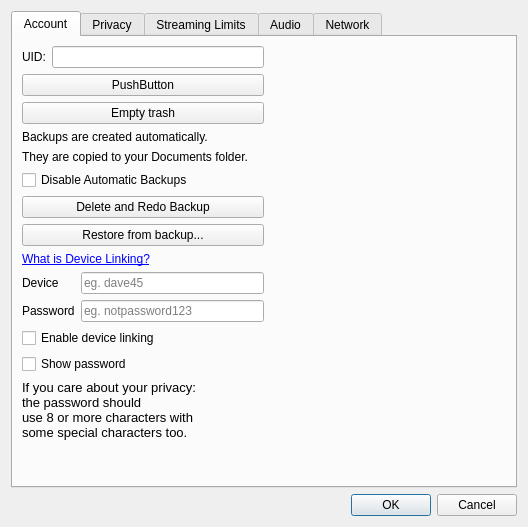
The window that cdcx/config.ui (blindchimp/dwyco) describes before a commit, drawn with Qt 5.
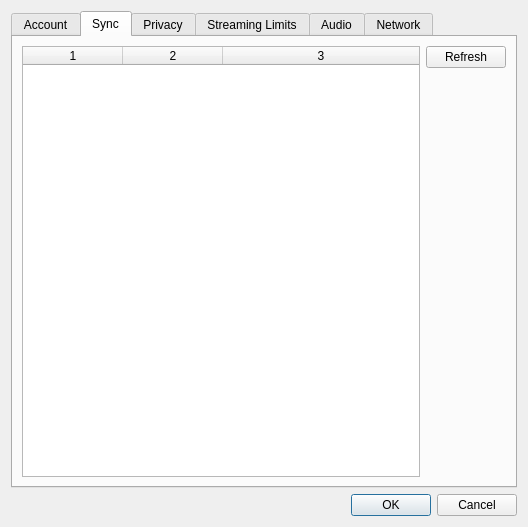
The same window after the commit.

Commit message:
just use a TableWidget
avoids all the model mumbo jumbo for this simple hack.

The edit to the form file:
```diff
--- a/cdcx/config.ui
+++ b/cdcx/config.ui
@@ -27,7 +27,7 @@
    <item row="0" column="0">
     <widget class="QTabWidget" name="tabWidget">
      <property name="currentIndex">
-      <number>0</number>
+      <number>1</number>
      </property>
      <widget class="QWidget" name="tab_6">
       <attribute name="title">
@@ -225,6 +225,54 @@
        </item>
       </layout>
      </widget>
+     <widget class="QWidget" name="tab">
+      <attribute name="title">
+       <string>Sync</string>
+      </attribute>
+      <layout class="QGridLayout" name="gridLayout_5">
+       <item row="0" column="0">
+        <layout class="QHBoxLayout" name="horizontalLayout_6">
+         <item>
+          <widget class="QTableWidget" name="sync_table">
+           <property name="columnCount">
+            <number>3</number>
+           </property>
+           <attribute name="horizontalHeaderStretchLastSection">
+            <bool>true</bool>
+           </attribute>
+           <column/>
+           <column/>
+           <column/>
+          </widget>
+         </item>
+         <item>
+          <layout class="QVBoxLayout" name="verticalLayout_3">
+           <item>
+            <widget class="QPushButton" name="sync_refresh_button">
+             <property name="text">
+              <string>Refresh</string>
+             </property>
+            </widget>
+           </item>
+           <item>
+            <spacer name="verticalSpacer_6">
+             <property name="orientation">
+              <enum>Qt::Orientation::Vertical</enum>
+             </property>
+             <property name="sizeHint" stdset="0">
+              <size>
+               <width>20</width>
+               <height>40</height>
+              </size>
+             </property>
+            </spacer>
+           </item>
+          </layout>
+         </item>
+        </layout>
+       </item>
+      </layout>
+     </widget>
      <widget class="QWidget" name="tab_5">
       <attribute name="title">
        <string>Privacy</string>
```
The commit also changes 2 other files.
